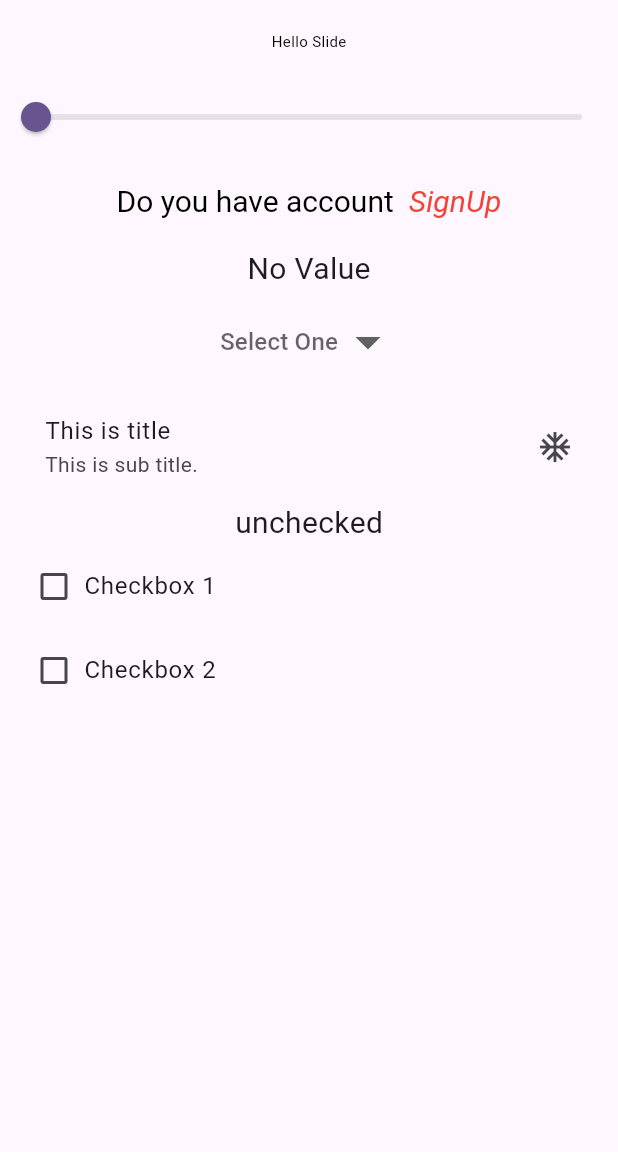
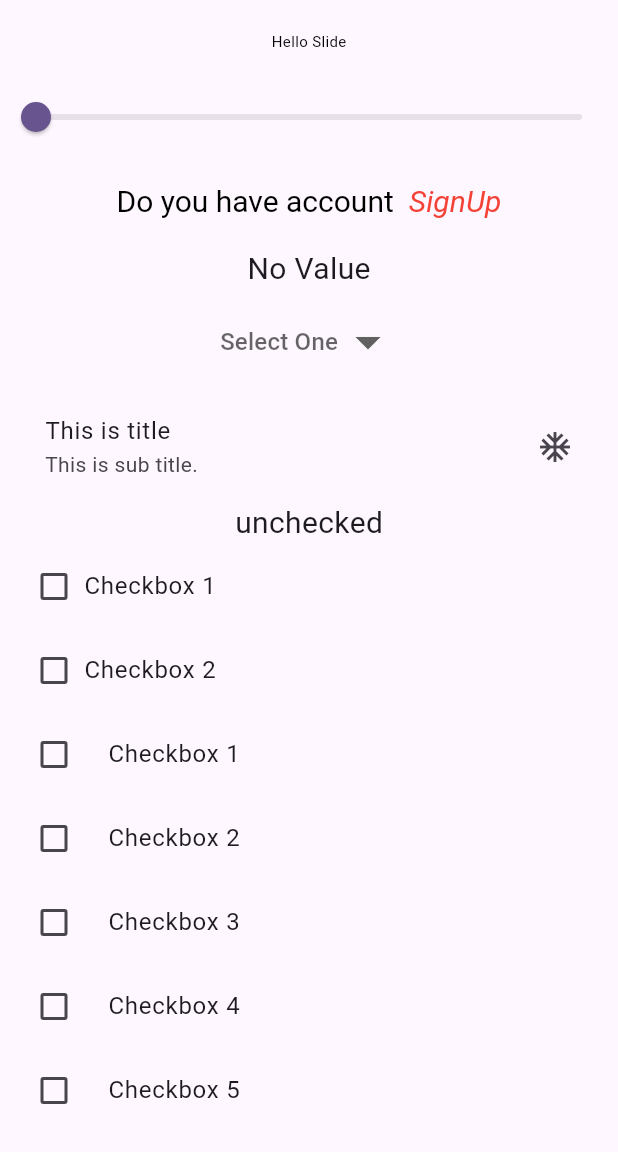
Before and after one commit to EusufUddin8926/flutter-slider, a Flutter app: the screen it shows after launch, on a phone screen of 412 x 824 dp, the part 84-1236 px from its top. Run offline on Flutter 3.47's test engine with Material 2 defaults, Android fonts, the phone set to English and light mode, and no system bars.

Commit message:
dynamic checkbox add

```diff
--- a/lib/main.dart
+++ b/lib/main.dart
@@ -34,6 +34,20 @@ class _MyHomePageState extends State<MyHomePage> {
   var _value = 10.0;
   var _dropDownValue;
   var _isChecked = false;
+  var _isValue = false;
+  List<String> checkboxValueslist = [
+    "Checkbox 1",
+    "Checkbox 2",
+    "Checkbox 3",
+    "Checkbox 4",
+    "Checkbox 5"
+  ];
+
+  void getValueFromCheckboxes() {
+    for (int i = 0; i < checkboxValueslist.length; i++) {
+      print('value: $checkboxValueslist[i]');
+    }
+  }
 
   @override
   Widget build(BuildContext context) {
@@ -185,6 +199,24 @@ class _MyHomePageState extends State<MyHomePage> {
               },
             ),
           ),
+          Expanded(
+            child: ListView.builder(
+              itemCount: checkboxValueslist.length,
+              itemBuilder: (BuildContext context, int index) {
+                return CheckboxListTile(
+                    controlAffinity: ListTileControlAffinity.leading,
+                    title: Text(checkboxValueslist[index]),
+                    value: false,
+                    onChanged: (value) {
+                      setState(() {
+                        setState(() {
+                          _isValue = value!;
+                        });
+                      });
+                    });
+              },
+            ),
+          )
         ],
       ),
     );
```
